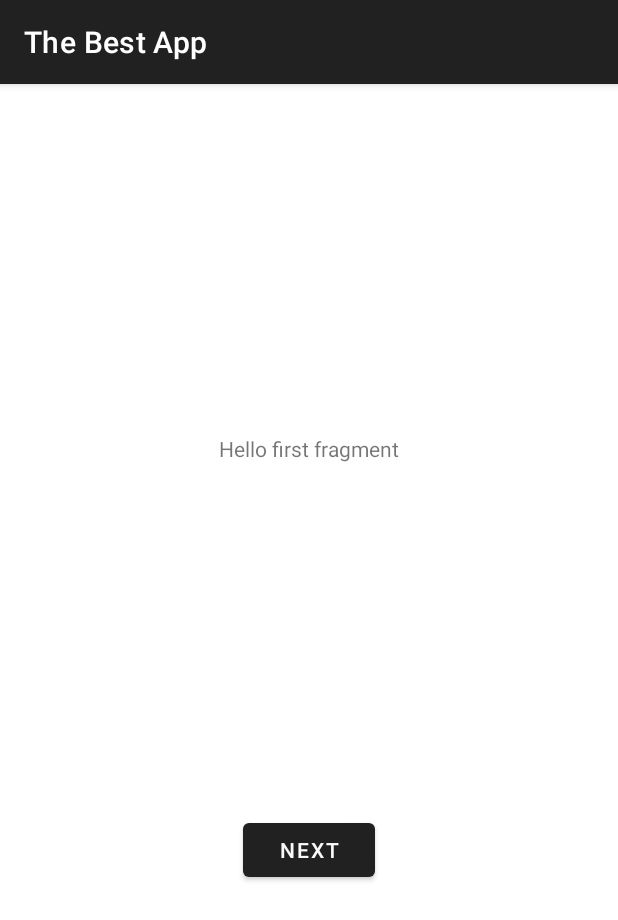
After one commit to COMPSYS-302-2021/project-2-team-49, an Android app: the fragment FirstFragment shown on its own in the app's theme, on a phone screen of 412 x 824 dp. The commit adds this screen. Shown: the top 920 px of the screen. Run offline under Robolectric (Android 15) with nearby library versions, the phone set to English and light mode, and no system bars.

```diff
--- a/Design1/app/build.gradle
+++ b/Design1/app/build.gradle
@@ -26,6 +26,9 @@ android {
         sourceCompatibility JavaVersion.VERSION_1_8
         targetCompatibility JavaVersion.VERSION_1_8
     }
+    buildFeatures {
+        viewBinding true
+    }
 }
 
 dependencies {
@@ -34,6 +37,8 @@ dependencies {
     implementation 'androidx.appcompat:appcompat:1.2.0'
     implementation 'com.google.android.material:material:1.3.0'
     implementation 'androidx.constraintlayout:constraintlayout:2.0.4'
+    implementation 'androidx.navigation:navigation-fragment:2.3.0'
+    implementation 'androidx.navigation:navigation-ui:2.3.0'
     testImplementation 'junit:junit:4.+'
     androidTestImplementation 'androidx.test.ext:junit:1.1.2'
     androidTestImplementation 'androidx.test.espresso:espresso-core:3.3.0'
--- /dev/null
+++ b/Design1/app/src/main/java/com/example/design1/FirstFragment.java
@@ -0,0 +1,47 @@
+package com.example.design1;
+
+import android.os.Bundle;
+import android.view.LayoutInflater;
+import android.view.View;
+import android.view.ViewGroup;
+
+import androidx.annotation.NonNull;
+import androidx.fragment.app.Fragment;
+import androidx.navigation.fragment.NavHostFragment;
+
+import com.example.design1.databinding.FragmentFirstBinding;
+
+public class FirstFragment extends Fragment {
+
+    private FragmentFirstBinding binding;
+
+    @Override
+    public View onCreateView(
+            LayoutInflater inflater, ViewGroup container,
+            Bundle savedInstanceState
+    ) {
+
+        binding = FragmentFirstBinding.inflate(inflater, container, false);
+        return binding.getRoot();
+
+    }
+
+    public void onViewCreated(@NonNull View view, Bundle savedInstanceState) {
+        super.onViewCreated(view, savedInstanceState);
+
+        binding.buttonFirst.setOnClickListener(new View.OnClickListener() {
+            @Override
+            public void onClick(View view) {
+                NavHostFragment.findNavController(FirstFragment.this)
+                        .navigate(R.id.action_FirstFragment_to_SecondFragment);
+            }
+        });
+    }
+
+    @Override
+    public void onDestroyView() {
+        super.onDestroyView();
+        binding = null;
+    }
+
+}
--- a/Design1/app/src/main/java/com/example/design1/ScreenSlidePageFragment.java
+++ b/Design1/app/src/main/java/com/example/design1/ScreenSlidePageFragment.java
@@ -12,7 +12,6 @@ public class ScreenSlidePageFragment extends Fragment {
     @Override
     public View onCreateView(LayoutInflater inflater, ViewGroup container,
                              Bundle savedInstanceState) {
-        return (ViewGroup) inflater.inflate(
-                R.layout.fragment_screen_slide_page, container, false);
+        return (ViewGroup) inflater.inflate(R.layout.fragment_screen_slide_page, container, false);
     }
 }
--- /dev/null
+++ b/Design1/app/src/main/res/layout/activity_screen_slide.xml
@@ -0,0 +1,6 @@
+<?xml version="1.0" encoding="utf-8"?>
+<androidx.viewpager2.widget.ViewPager2
+    xmlns:android="http://schemas.android.com/apk/res/android"
+    android:id="@+id/pager"
+    android:layout_width="match_parent"
+    android:layout_height="match_parent" />
--- /dev/null
+++ b/Design1/app/src/main/res/layout/fragment_first.xml
@@ -0,0 +1,28 @@
+<?xml version="1.0" encoding="utf-8"?>
+<androidx.constraintlayout.widget.ConstraintLayout xmlns:android="http://schemas.android.com/apk/res/android"
+    xmlns:app="http://schemas.android.com/apk/res-auto"
+    xmlns:tools="http://schemas.android.com/tools"
+    android:layout_width="match_parent"
+    android:layout_height="match_parent"
+    tools:context=".FirstFragment">
+
+    <TextView
+        android:id="@+id/textview_first"
+        android:layout_width="wrap_content"
+        android:layout_height="wrap_content"
+        android:text="@string/hello_first_fragment"
+        app:layout_constraintBottom_toTopOf="@id/button_first"
+        app:layout_constraintEnd_toEndOf="parent"
+        app:layout_constraintStart_toStartOf="parent"
+        app:layout_constraintTop_toTopOf="parent" />
+
+    <Button
+        android:id="@+id/button_first"
+        android:layout_width="wrap_content"
+        android:layout_height="wrap_content"
+        android:text="@string/next"
+        app:layout_constraintBottom_toBottomOf="parent"
+        app:layout_constraintEnd_toEndOf="parent"
+        app:layout_constraintStart_toStartOf="parent"
+        app:layout_constraintTop_toBottomOf="@id/textview_first" />
+</androidx.constraintlayout.widget.ConstraintLayout>
--- /dev/null
+++ b/Design1/app/src/main/res/values/dimens.xml
@@ -0,0 +1,3 @@
+<resources>
+    <dimen name="fab_margin">16dp</dimen>
+</resources>
--- a/Design1/app/src/main/res/values/strings.xml
+++ b/Design1/app/src/main/res/values/strings.xml
@@ -1,3 +1,12 @@
 <resources>
     <string name="app_name">The Best App</string>
+    <string name="title_activity_screen_slide">MainActivity</string>
+    <!-- Strings used for fragments for navigation -->
+    <string name="first_fragment_label">First Fragment</string>
+    <string name="second_fragment_label">Second Fragment</string>
+    <string name="next">Next</string>
+    <string name="previous">Previous</string>
+
+    <string name="hello_first_fragment">Hello first fragment</string>
+    <string name="hello_second_fragment">Hello second fragment. Arg: %1$s</string>
 </resources>
--- a/Design1/app/src/main/res/values/themes.xml
+++ b/Design1/app/src/main/res/values/themes.xml
@@ -13,4 +13,13 @@
         <item name="android:statusBarColor" tools:targetApi="l">?attr/colorPrimaryVariant</item>
         <!-- Customize your theme here. -->
     </style>
+
+    <style name="Theme.Design1.NoActionBar">
+        <item name="windowActionBar">false</item>
+        <item name="windowNoTitle">true</item>
+    </style>
+
+    <style name="Theme.Design1.AppBarOverlay" parent="ThemeOverlay.AppCompat.Dark.ActionBar" />
+
+    <style name="Theme.Design1.PopupOverlay" parent="ThemeOverlay.AppCompat.Light" />
 </resources>
```
Also changed, not shown: Design1/app/src/main/AndroidManifest.xml (+6 -2 lines), Design1/app/src/main/java/com/example/design1/BookDetailedActivity.java (+7 -2 lines), Design1/app/src/main/java/com/example/design1/MainActivity.java (+5 -5 lines), Design1/app/src/main/java/com/example/design1/ScreenSlideActivity.java (added, +30 -0 lines), Design1/app/src/main/java/com/example/design1/ScreenSlidePagerActivity.java (added, +69 -0 lines), Design1/app/src/main/java/com/example/design1/SecondFragment.java (added, +47 -0 lines), Design1/app/src/main/res/layout/activity_book_detailed.xml (+5 -6 lines), Design1/app/src/main/res/layout/content_main.xml (added, +19 -0 lines), Design1/app/src/main/res/layout/fragment_screen_slide_page.xml (added, +13 -0 lines), Design1/app/src/main/res/layout/fragment_second.xml (added, +27 -0 lines), Design1/app/src/main/res/navigation/nav_graph.xml (added, +28 -0 lines).
